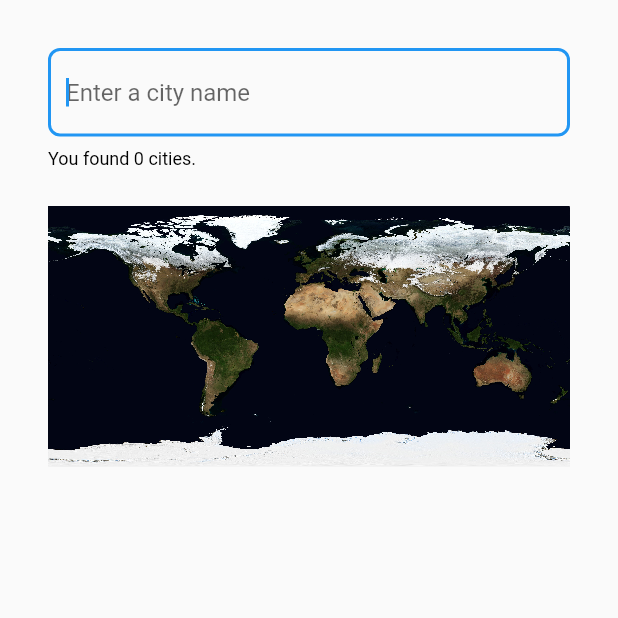
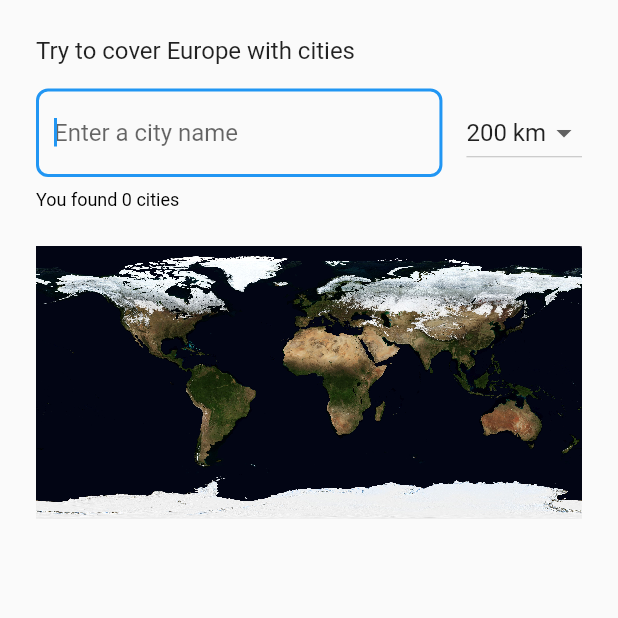
Before and after one commit to octogradiste/geo_master_class, a Flutter app: the screen it shows after launch, on a phone screen of 412 x 824 dp, the top half of it. Run offline on Flutter 3.47's test engine with Material 2 defaults, Android fonts, the phone set to English and light mode, and no system bars; our stand-ins replace csv.

Commit message:
Option to change difficulty

```diff
--- a/lib/geo_master_class.dart
+++ b/lib/geo_master_class.dart
@@ -11,6 +11,8 @@ const earthCircumference = 40075; // in km
 const earthRadius = 6371; // in km
 const cityRadius = 200; // in km
 
+const difficulties = [50, 100, 200];
+
 class GeoMasterClass extends StatefulWidget {
   const GeoMasterClass({Key? key}) : super(key: key);
 
@@ -22,6 +24,7 @@ class _GeoMasterClassState extends State<GeoMasterClass> {
   final Set<String> cities = {};
   final Set<Coordinate> coordinates = {};
   final controller = TextEditingController();
+  var difficulty = difficulties.last;
 
   @override
   void initState() {
@@ -33,11 +36,19 @@ class _GeoMasterClassState extends State<GeoMasterClass> {
   Widget build(BuildContext context) {
     return Scaffold(
       body: Padding(
-        padding: const EdgeInsets.all(32.0),
+        padding: const EdgeInsets.all(24.0),
         child: Column(
-          crossAxisAlignment: CrossAxisAlignment.start,
+          crossAxisAlignment: CrossAxisAlignment.stretch,
           children: [
-            TextField(
+            Text(
+              'Try to cover Europe with cities',
+              style: Theme.of(context).textTheme.titleMedium,
+            ),
+            const SizedBox(height: 16),
+            Row(
+              children: [
+                Expanded(
+                  child: TextField(
                     controller: controller,
                     autofocus: true,
                     decoration: const InputDecoration(
@@ -48,7 +59,8 @@ class _GeoMasterClassState extends State<GeoMasterClass> {
                     ),
                     onChanged: (value) {
                       final city = value.toLowerCase();
-                if (!cities.contains(city) && Cities.cities.containsKey(city)) {
+                      if (!cities.contains(city) &&
+                          Cities.cities.containsKey(city)) {
                         controller.clear();
                         setState(() {
                           coordinates.addAll(Cities.cities[city]!);
@@ -57,9 +69,28 @@ class _GeoMasterClassState extends State<GeoMasterClass> {
                       }
                     },
                   ),
+                ),
+                const SizedBox(width: 16),
+                DropdownButton<int>(
+                  value: difficulty,
+                  items: [
+                    for (var difficulty in difficulties)
+                      DropdownMenuItem(
+                        value: difficulty,
+                        child: Text('$difficulty km'),
+                      ),
+                  ],
+                  onChanged: (value) {
+                    setState(() {
+                      difficulty = value ?? difficulty;
+                    });
+                  },
+                )
+              ],
+            ),
             const SizedBox(height: 8),
             Text(
-              'You found ${cities.length} ${Intl.plural(cities.length, one: 'city', other: 'cities')}.',
+              'You found ${cities.length} ${Intl.plural(cities.length, one: 'city', other: 'cities')}',
               style: Theme.of(context).textTheme.labelMedium,
             ),
             const SizedBox(height: 24),
@@ -80,6 +111,7 @@ class _GeoMasterClassState extends State<GeoMasterClass> {
                             painter: CityPainter(
                               image: image,
                               coordinates: coordinates,
+                              cityRadius: difficulty,
                             ),
                           ),
                         ),
@@ -106,10 +138,12 @@ class _GeoMasterClassState extends State<GeoMasterClass> {
 class CityPainter extends CustomPainter {
   final ui.Image image;
   final Set<Coordinate> coordinates;
+  final int cityRadius;
 
   const CityPainter({
     required this.image,
     required this.coordinates,
+    required this.cityRadius,
   });
 
   @override
@@ -125,7 +159,6 @@ class CityPainter extends CustomPainter {
       final lat = coordinate.longitude * pi / 180;
       final circumference = 2 * pi * earthRadius * cos(lat);
       final radius = cityRadius * image.width / max(circumference, 1);
-      print(radius);
       canvas.drawCircle(offset, radius, paint);
     }
   }
```
Lines whose indentation alone changed are shown as unchanged.
